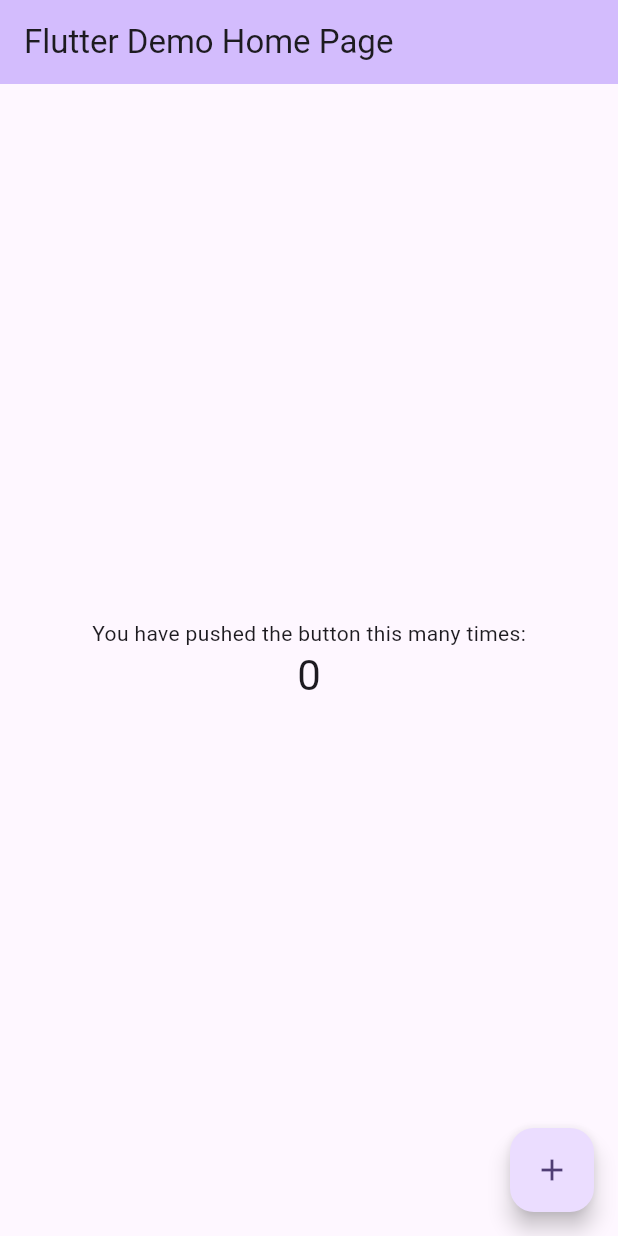
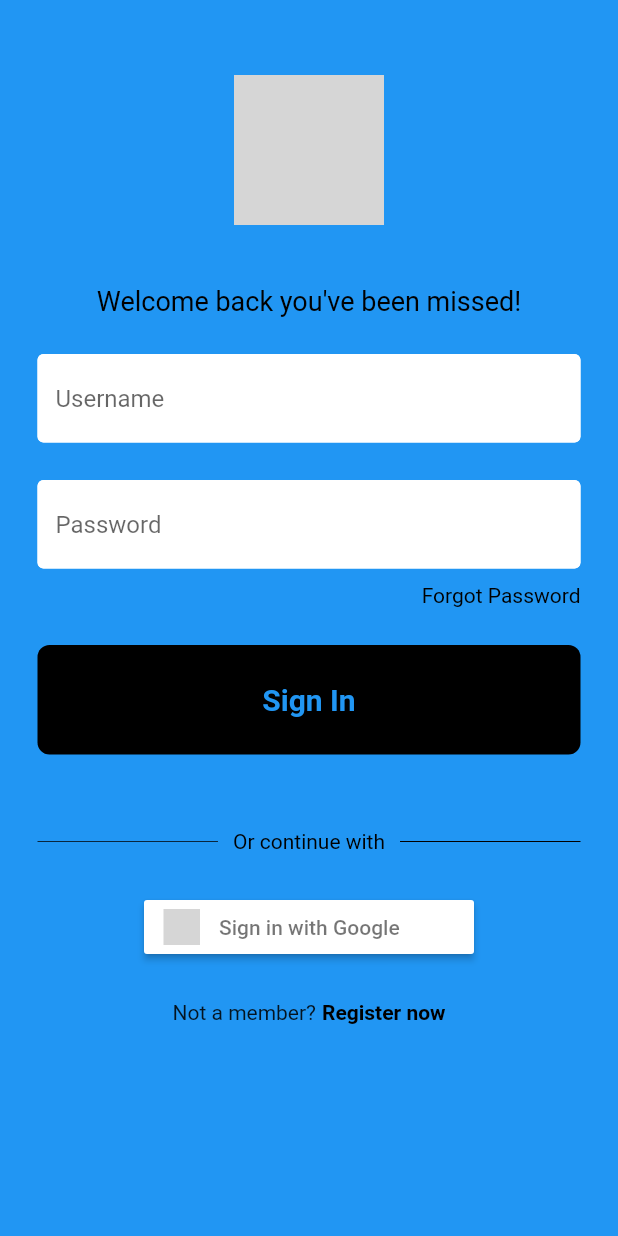
Before and after one commit to AmalSresh/PlanUp, a Flutter app: the screen it shows after launch, on a phone screen of 412 x 824 dp. Run offline on Flutter 3.47's test engine with Material 2 defaults, Android fonts, the phone set to English and light mode, and no system bars; our stand-ins replace flutter_signin_button; grey boxes are pictures that could not be loaded.

Commit message:
Added basic UI elements and user text fields for login page.

```diff
--- /dev/null
+++ b/lib/components/my_button.dart
@@ -0,0 +1,34 @@
+import 'package:flutter/material.dart';
+
+class MyButton extends StatelessWidget {
+
+  final Function()? onTap;
+
+  const MyButton({super.key, required this.onTap});
+
+  @override
+  Widget build(BuildContext context) {
+    return GestureDetector(
+      onTap: onTap,
+        child: Container(
+            padding: const EdgeInsets.all(25),
+            margin: const EdgeInsets.symmetric(horizontal:25),
+              decoration: BoxDecoration(
+                  color: Colors.black,
+                  borderRadius: BorderRadius.circular(8),
+      ),
+
+      child: const Center(
+        child: Text(
+            "Sign In",
+            style: TextStyle(
+              color: Colors.blue,
+              fontSize: 20,
+              fontWeight: FontWeight.bold,
+            ),
+          ),
+        )
+      )
+    );
+  }
+}
--- /dev/null
+++ b/lib/components/my_textfield.dart
@@ -0,0 +1,37 @@
+import 'package:flutter/material.dart';
+
+class MyTextField extends StatelessWidget{
+  final controller;
+  final String hintText;
+  final bool obscureText;
+  const MyTextField({
+    super.key,
+    required this.controller, //takes user input
+    required this.hintText,   //tells user what should go in the box
+    required this.obscureText, //if user chooses they can show what they type or hide it
+  });
+
+  @override
+  Widget build(BuildContext context)
+  {
+    return  Padding(
+        padding:  const EdgeInsets.symmetric(horizontal: 25.0),
+        child: TextField(
+          controller: controller,
+          obscureText: obscureText,
+          decoration: InputDecoration(
+            enabledBorder: const OutlineInputBorder(
+              borderSide: BorderSide(color: Colors.white),
+            ),
+            focusedBorder: const OutlineInputBorder(
+              borderSide: BorderSide(color: Colors.black),
+            ),
+            fillColor: Colors.white,
+            filled: true,
+            hintText: hintText,
+
+          ),
+        )
+    );
+  }
+}
--- a/lib/main.dart
+++ b/lib/main.dart
@@ -1,4 +1,5 @@
 import 'package:flutter/material.dart';
+import 'pages/login_page.dart';
 
 void main() {
   runApp(const MyApp());
@@ -11,115 +12,8 @@ class MyApp extends StatelessWidget {
   @override
   Widget build(BuildContext context) {
     return MaterialApp(
-      title: 'Flutter Demo',
-      theme: ThemeData(
-        // This is the theme of your application.
-        //
-        // TRY THIS: Try running your application with "flutter run". You'll see
-        // the application has a blue toolbar. Then, without quitting the app,
-        // try changing the seedColor in the colorScheme below to Colors.green
-        // and then invoke "hot reload" (save your changes or press the "hot
-        // reload" button in a Flutter-supported IDE, or press "r" if you used
-        // the command line to start the app).
-        //
-        // Notice that the counter didn't reset back to zero; the application
-        // state is not lost during the reload. To reset the state, use hot
-        // restart instead.
-        //
-        // This works for code too, not just values: Most code changes can be
-        // tested with just a hot reload.
-        colorScheme: ColorScheme.fromSeed(seedColor: Colors.deepPurple),
-        useMaterial3: true,
-      ),
-      home: const MyHomePage(title: 'Flutter Demo Home Page'),
-    );
+      debugShowCheckedModeBanner: false,
+      home: LoginPage(),
+    ); //MaterialApp
   }
 }
-
-class MyHomePage extends StatefulWidget {
-  const MyHomePage({super.key, required this.title});
-
-  // This widget is the home page of your application. It is stateful, meaning
-  // that it has a State object (defined below) that contains fields that affect
-  // how it looks.
-
-  // This class is the configuration for the state. It holds the values (in this
-  // case the title) provided by the parent (in this case the App widget) and
-  // used by the build method of the State. Fields in a Widget subclass are
-  // always marked "final".
-
-  final String title;
-
-  @override
-  State<MyHomePage> createState() => _MyHomePageState();
-}
-
-class _MyHomePageState extends State<MyHomePage> {
-  int _counter = 0;
-
-  void _incrementCounter() {
-    setState(() {
-      // This call to setState tells the Flutter framework that something has
-      // changed in this State, which causes it to rerun the build method below
-      // so that the display can reflect the updated values. If we changed
-      // _counter without calling setState(), then the build method would not be
-      // called again, and so nothing would appear to happen.
-      _counter++;
-    });
-  }
-
-  @override
-  Widget build(BuildContext context) {
-    // This method is rerun every time setState is called, for instance as done
-    // by the _incrementCounter method above.
-    //
-    // The Flutter framework has been optimized to make rerunning build methods
-    // fast, so that you can just rebuild anything that needs updating rather
-    // than having to individually change instances of widgets.
-    return Scaffold(
-      appBar: AppBar(
-        // TRY THIS: Try changing the color here to a specific color (to
-        // Colors.amber, perhaps?) and trigger a hot reload to see the AppBar
-        // change color while the other colors stay the same.
-        backgroundColor: Theme.of(context).colorScheme.inversePrimary,
-        // Here we take the value from the MyHomePage object that was created by
-        // the App.build method, and use it to set our appbar title.
-        title: Text(widget.title),
-      ),
-      body: Center(
-        // Center is a layout widget. It takes a single child and positions it
-        // in the middle of the parent.
-        child: Column(
-          // Column is also a layout widget. It takes a list of children and
-          // arranges them vertically. By default, it sizes itself to fit its
-          // children horizontally, and tries to be as tall as its parent.
-          //
-          // Column has various properties to control how it sizes itself and
-          // how it positions its children. Here we use mainAxisAlignment to
-          // center the children vertically; the main axis here is the vertical
-          // axis because Columns are vertical (the cross axis would be
-          // horizontal).
-          //
-          // TRY THIS: Invoke "debug painting" (choose the "Toggle Debug Paint"
-          // action in the IDE, or press "p" in the console), to see the
-          // wireframe for each widget.
-          mainAxisAlignment: MainAxisAlignment.center,
-          children: <Widget>[
-            const Text(
-              'You have pushed the button this many times:',
-            ),
-            Text(
-              '$_counter',
-              style: Theme.of(context).textTheme.headlineMedium,
-            ),
-          ],
-        ),
-      ),
-      floatingActionButton: FloatingActionButton(
-        onPressed: _incrementCounter,
-        tooltip: 'Increment',
-        child: const Icon(Icons.add),
-      ), // This trailing comma makes auto-formatting nicer for build methods.
-    );
-  }
-}
--- /dev/null
+++ b/lib/pages/login_page.dart
@@ -0,0 +1,137 @@
+import 'package:cpsc_362_project/components/my_button.dart';
+import 'package:cpsc_362_project/components/my_textfield.dart';
+import 'package:flutter/material.dart';
+import 'package:flutter_signin_button/flutter_signin_button.dart';
+
+class LoginPage extends StatelessWidget
+{
+  LoginPage({super.key});
+
+  //text editing controllers
+  final usernameController = TextEditingController();
+  final passwordController = TextEditingController();
+
+  //sign user in method
+  void signUserIn() {
+
+  }
+
+  @override
+  Widget build(BuildContext context)
+  {
+    return Scaffold(
+      backgroundColor: Colors.blue,
+      body: SafeArea(
+        child: Center (
+          child: Column(
+            //mainAxisAlignment: MainAxisAlignment.center,
+              children: [
+                const SizedBox(height: 50),
+        //logo
+
+                Image.asset('lib/images/logoFinal.png', height: 100,),
+        //welcome
+                const SizedBox(height: 40),
+                const Text(
+                  'Welcome back you\'ve been missed!',
+                  style: TextStyle(
+                    color: Colors.black,
+                    fontSize: 18,
+                  ),
+                ),
+
+                const SizedBox(height: 25),
+        //username text
+                MyTextField(
+                  controller: usernameController,
+                  hintText: 'Username',
+                  obscureText: false,
+                ),
+
+                const SizedBox(height: 25),
+        //password
+                MyTextField(
+                  controller: passwordController,
+                  hintText: 'Password',
+                  obscureText: true,
+                ),
+
+                const SizedBox(height: 10),
+        //forgot password
+                const Padding(
+                  padding:  EdgeInsets.symmetric(horizontal: 25.0),
+                  child:  Row(
+                    mainAxisAlignment: MainAxisAlignment.end,
+                    children:[
+                    Text('Forgot Password',
+                      style: TextStyle(color: Colors.black),
+                      ),
+                    ]
+                  ),
+                ),
+
+                const SizedBox(height: 25),
+        //sign in button
+                 MyButton(
+                  onTap: signUserIn,
+                ),
+
+                //continue with google
+                const SizedBox(height: 50),
+
+                const Padding(
+                  padding:  EdgeInsets.symmetric(horizontal: 25.0),
+                  child: Row(
+                    children: [
+                      Expanded(
+                        child:Divider(
+                          thickness: 0.5,
+                          color: Colors.black,
+                        ),
+                      ),
+                      Padding(
+                        padding:  EdgeInsets.symmetric(horizontal: 10.0),
+                        child: Text(
+                          'Or continue with',
+                          style: TextStyle(color: Colors.black),
+                        ),
+                      ),
+                      Expanded(
+                        child: Divider(
+                          color: Colors.black,
+                        ),
+                      ),
+                    ],
+                  ),
+                ),
+
+                  const SizedBox(height: 25),
+
+                  SignInButton(
+                    Buttons.Google,
+                    text: "Sign in with Google",
+                    onPressed: () {},
+                  ),
+
+                const SizedBox(height: 25),
+                //register
+                const Row(
+                  mainAxisAlignment: MainAxisAlignment.center,
+                  children: [
+                    Text('Not a member?'),
+                    SizedBox(width: 4),
+                    Text('Register now',
+                    style: TextStyle(
+                      color: Colors.black, fontWeight: FontWeight.bold,
+                    ),
+                    ),
+                  ],
+                ),
+            ],
+          )
+        ),
+      ),
+    );
+  }
+
+}
```
Also changed, not shown: pubspec.yaml (+4 -6 lines), pubspec.lock.
